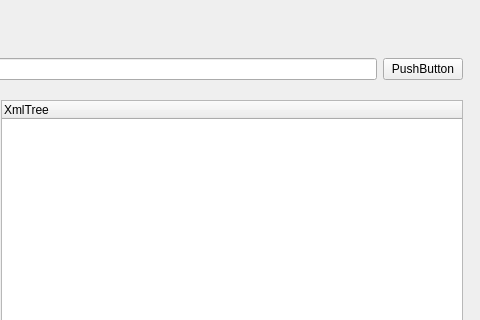
Qt form mainwindow.ui (obrodiga/XmrReder) before a commit; both pictures show x 488 to 968 and y 0 to 320 of the 968 by 672 pixel window.
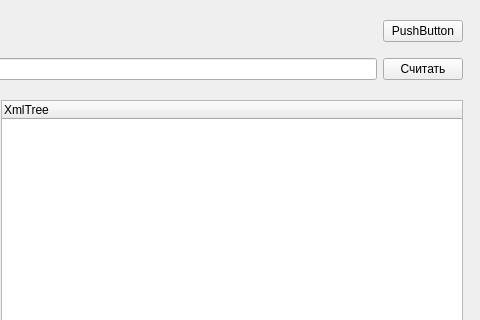
The same form after that commit.

The edit to the form file:
```diff
--- a/mainwindow.ui
+++ b/mainwindow.ui
@@ -104,6 +104,13 @@
      <item row="1" column="1">
       <widget class="QPushButton" name="FileOpen">
        <property name="text">
+        <string>Считать</string>
+       </property>
+      </widget>
+     </item>
+     <item row="0" column="1">
+      <widget class="QPushButton" name="FileSave">
+       <property name="text">
         <string>PushButton</string>
        </property>
       </widget>
```
